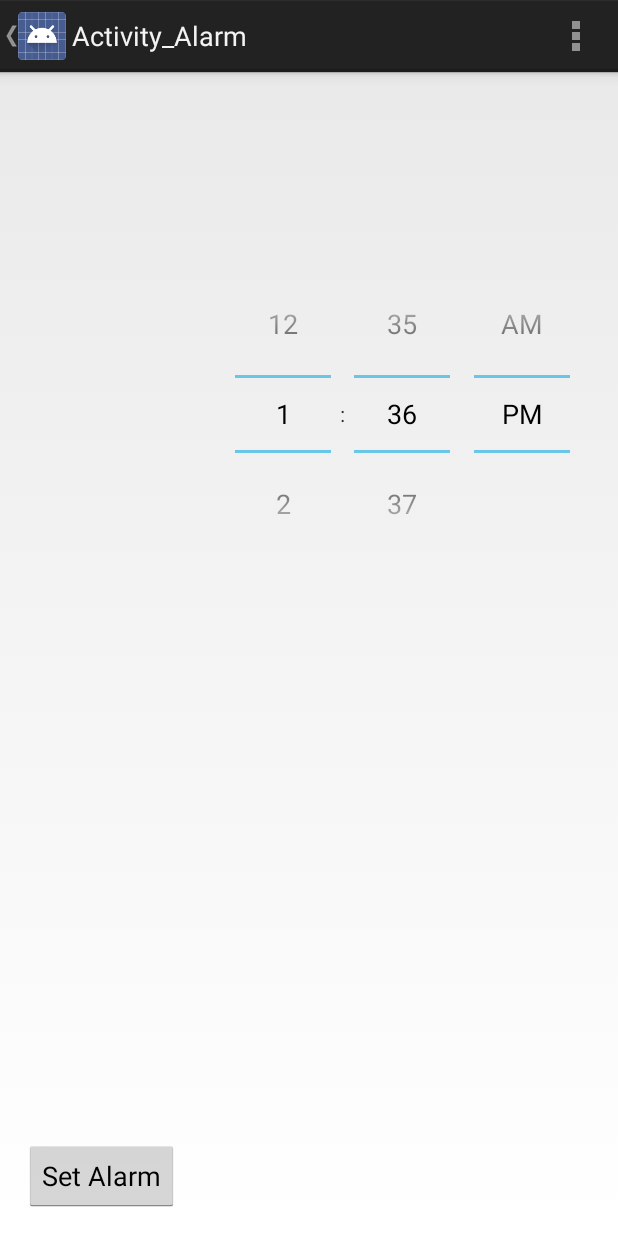
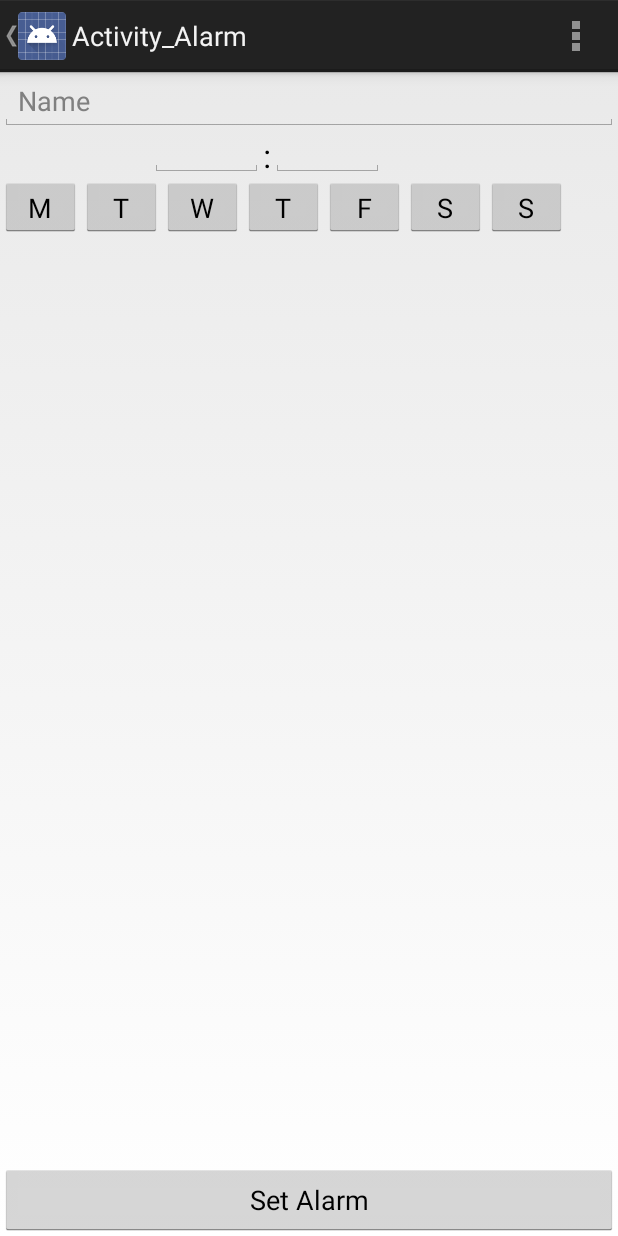
Before and after one commit to Vierheller/SocialAlarm, an Android app: the screen it shows after launch (Activity_Alarm), after a tap on "Add Alarm", on a phone screen of 412 x 824 dp. Run offline under Robolectric (Android 15) with nearby library versions, the phone set to English and light mode, and no system bars; libraries missing offline, so code that uses them is left out: java.security.acl; 2 statements that could not run were skipped.

Commit message:
Big Update / more function to Alarms

```diff
--- a/app/build.gradle
+++ b/app/build.gradle
@@ -6,7 +6,7 @@ android {
 
     defaultConfig {
         applicationId "destroxwhey.de.socialalarm"
-        minSdkVersion 16
+        minSdkVersion 19
         targetSdkVersion 20
         versionCode 1
         versionName "1.0"
--- a/app/src/main/AndroidManifest.xml
+++ b/app/src/main/AndroidManifest.xml
@@ -25,7 +25,7 @@
                 android:name="android.support.PARENT_ACTIVITY"
                 android:value="destroxwhey.de.socialalarm.OverviewActivity" />
         </activity>
-        <service android:name=".NotifyService"/>
+        <receiver android:name=".NotifyService"></receiver>
     </application>
 
 </manifest>
--- a/app/src/main/java/destroxwhey/de/socialalarm/Activity_Alarm.java
+++ b/app/src/main/java/destroxwhey/de/socialalarm/Activity_Alarm.java
@@ -13,7 +13,9 @@ import android.util.Log;
 import android.view.Menu;
 import android.view.MenuItem;
 import android.view.View;
+import android.widget.EditText;
 import android.widget.ListView;
+import android.widget.TextView;
 import android.widget.TimePicker;
 import android.widget.Toast;
 
@@ -22,18 +24,47 @@ import java.util.Calendar;
 
 
 public class Activity_Alarm extends Activity {
-    private TimePicker myTimePicker;
-    private PendingIntent pendingIntent;
     private int alarmImage = R.drawable.alarm;
+    //Widgets
+    private ListView alarm_listView;
+    private EditText et_name;
+    private EditText et_hour;
+    private EditText et_minute;
+    private TextView tv_M;
+    private TextView tv_TU;
+    private TextView tv_W;
+    private TextView tv_TH;
+    private TextView tv_F;
+    private TextView tv_SA;
+    private TextView tv_SU;
 
-
+    private SocialAlarm socialAlarm;
 
     @Override
     protected void onCreate(Bundle savedInstanceState) {
         super.onCreate(savedInstanceState);
         setContentView(R.layout.activity_activity__alarm);
-        myTimePicker = (TimePicker) findViewById(R.id.alarm_timePicker);
+        socialAlarm = (SocialAlarm)getApplicationContext();
 
+        alarm_listView = (ListView) findViewById(R.id.alarm_listView);
+        et_name = (EditText) findViewById(R.id.alarm_et_name);
+        et_hour = (EditText) findViewById(R.id.alarm_et_hour);
+        et_minute = (EditText) findViewById(R.id.alarm_et_minute);
+        tv_M = (TextView) findViewById(R.id.alarm_tv_M);
+        tv_TU = (TextView) findViewById(R.id.alarm_tv_TU);
+        tv_W = (TextView) findViewById(R.id.alarm_tv_W);
+        tv_TH = (TextView) findViewById(R.id.alarm_tv_TH);
+        tv_F = (TextView) findViewById(R.id.alarm_tv_F);
+        tv_SA = (TextView) findViewById(R.id.alarm_tv_SA);
+        tv_SU = (TextView) findViewById(R.id.alarm_tv_SU);
+
+        Intent myIntent = getIntent();
+        if(myIntent.getIntExtra("intent", 0) == 1){
+            int position = myIntent.getIntExtra("position", 0);
+            et_name.setText(socialAlarm.myAlarms.get(position).getName());
+            et_hour.setText(String.valueOf(socialAlarm.myAlarms.get(position).getHour()));
+            et_minute.setText(String.valueOf(socialAlarm.myAlarms.get(position).getMinute()));
+        }
     }
 
 
@@ -57,44 +88,35 @@ public class Activity_Alarm extends Activity {
     }
 
     private void setAlarm(){
+        //TODO: Change requestCode and update by index of Alarms
+        int requestCode = socialAlarm.myAlarms.size();
         Intent myIntent = new Intent(this, NotifyService.class);
         AlarmManager alarmManager = (AlarmManager)getSystemService(ALARM_SERVICE);
-        pendingIntent = PendingIntent.getService(this, 0, myIntent, 0);
+        PendingIntent pendingIntent = PendingIntent.getBroadcast(this, requestCode, myIntent, PendingIntent.FLAG_ONE_SHOT);
 
         Calendar calendar = Calendar.getInstance();
-        int hour = myTimePicker.getCurrentHour();
-        int minute = myTimePicker.getCurrentMinute();
-        int ampm = myTimePicker.getBaseline();
+        int hour = Integer.parseInt(et_hour.getText().toString());
+        int minute = Integer.parseInt(et_minute.getText().toString());
+        String name = et_name.getText().toString();
 
-        Log.d("Alarm", String.valueOf(hour)+" "+String.valueOf(minute)+" "+String.valueOf(ampm));
+        Log.d("Alarm", String.valueOf(hour)+" "+String.valueOf(minute));
         calendar.set(Calendar.SECOND, 00);
         calendar.set(Calendar.HOUR_OF_DAY, hour);
         calendar.set(Calendar.MINUTE, minute);
 
         Log.d("Alarm" , String.valueOf(calendar.get(Calendar.HOUR_OF_DAY)+" "+ calendar.get(Calendar.MINUTE)+" "+ calendar.get(Calendar.DAY_OF_MONTH)));
 
-        alarmManager.setRepeating(AlarmManager.RTC, calendar.getTimeInMillis(), 1000*60*60*24, pendingIntent);
+        //Without seperate Days
+        alarmManager.setExact(AlarmManager.RTC, calendar.getTimeInMillis(),pendingIntent);
+
+        socialAlarm.dbAdapter.insertRow(name, hour, minute, requestCode, 1,1,1,1,1,1,1);
+
         Toast.makeText(getBaseContext(), "Alarm Set", Toast.LENGTH_SHORT).show();
+        finish();
     }
 
 
     public void oc_setAlarm(View view){
-        setAlarm();
-        Log.d("Notify", "Started Notify");
-        Uri sound = RingtoneManager.getDefaultUri(RingtoneManager.TYPE_NOTIFICATION);
-
-        NotificationManager nMN = (NotificationManager) getSystemService(NOTIFICATION_SERVICE);
-        Intent intent1 = new Intent(this.getApplicationContext(), OverviewActivity.class);
-        PendingIntent pIntent = PendingIntent.getActivity(this, 0, intent1, 0);
-
-        Notification mNotify = new Notification.Builder(this)
-                .setContentTitle("Alarm!")
-                .setContentText("Wake UP" /*intent.getStringExtra("AlarmTime")*/)
-                .setSmallIcon(R.drawable.ic_launcher)
-                .setContentIntent(pIntent)
-                .addAction(0, "Hurray", pIntent)
-                .setSound(sound)
-                .build();
-        nMN.notify(1, mNotify);
+       setAlarm();
     }
 }
--- a/app/src/main/java/destroxwhey/de/socialalarm/AlarmListAdapter.java
+++ b/app/src/main/java/destroxwhey/de/socialalarm/AlarmListAdapter.java
@@ -18,16 +18,13 @@ import java.util.ArrayList;
 public class AlarmListAdapter extends ArrayAdapter<String> {
     private Context context;
     private String[] titles;
-    private String[] times;
-    private int[][] days;
+    ArrayList<AlarmHolder> myAlarms = new ArrayList<AlarmHolder>();
 
-    public AlarmListAdapter(Context context, int resource, int textViewResourceId, String[] titles, int[][] days, String[] times) {
+    public AlarmListAdapter(Context context, int resource, int textViewResourceId, String[] titles, ArrayList<AlarmHolder> myAlarms) {
         super(context, resource, textViewResourceId, titles);
         this.context = context;
-        this.days = days;
         this.titles = titles;
-        this.times = times;
-
+        this.myAlarms = myAlarms;
         Log.d("ListViewAdapter", "Adapter instanciated!");
     }
 
@@ -51,7 +48,7 @@ public class AlarmListAdapter extends ArrayAdapter<String> {
         mydays.add(6,(TextView) row.findViewById(R.id.single_tv_su));
 
         for(int i=0;i<7;i++){
-            if(days[position][i]==0){
+            if(myAlarms.get(position).getDays()[i]==0){
                 mydays.get(i).setTextColor(Color.BLACK);
             }else{
                 mydays.get(i).setTextColor(Color.GREEN);
@@ -59,10 +56,10 @@ public class AlarmListAdapter extends ArrayAdapter<String> {
         }
         myImage.setImageResource(R.drawable.alarm);
         myTitle.setText(titles[position]);
-        myTime.setText(times[position]);
-
-
+        myTime.setText(myAlarms.get(position).getHour()+":"+myAlarms.get(position).getMinute());
 
         return row;
     }
+
+
 }
--- a/app/src/main/java/destroxwhey/de/socialalarm/DBAdapter.java
+++ b/app/src/main/java/destroxwhey/de/socialalarm/DBAdapter.java
@@ -32,6 +32,7 @@ public class DBAdapter {
 	public static final String KEY_NAME = "name";
 	public static final String KEY_HOUROFDAY = "hourofday";
     public static final String KEY_MINUTE = "minute";
+    public static final String KEY_REQUESTCODE = "requestcode";
 	public static final String KEY_MONDAY = "monday";
     public static final String KEY_TUESDAY = "tuesday";
     public static final String KEY_WEDNESDAY = "wednesday";
@@ -44,22 +45,23 @@ public class DBAdapter {
     public static final int COL_NAME = 1;
     public static final int COL_HOUROFDAY = 2;
     public static final int COL_MINUTE = 3;
-    public static final int COL_MONDAY = 4;
-    public static final int COL_TUESDAY = 5;
-    public static final int COL_WEDNESDAY = 6;
-    public static final int COL_THURSDAY = 7;
-    public static final int COL_FRIDAY = 8;
-    public static final int COL_SATURDAY = 9;
-    public static final int COL_SUNDAY = 10;
+    public static final int COL_REQUESTCODE = 4;
+    public static final int COL_MONDAY = 5;
+    public static final int COL_TUESDAY = 6;
+    public static final int COL_WEDNESDAY = 7;
+    public static final int COL_THURSDAY = 8;
+    public static final int COL_FRIDAY = 9;
+    public static final int COL_SATURDAY = 10;
+    public static final int COL_SUNDAY = 11;
 
 
-	public static final String[] ALL_KEYS = new String[] {KEY_ROWID, KEY_NAME, KEY_HOUROFDAY, KEY_MINUTE, KEY_MONDAY, KEY_TUESDAY, KEY_WEDNESDAY, KEY_THURSDAY, KEY_FRIDAY, KEY_SATURDAY, KEY_SUNDAY};
+	public static final String[] ALL_KEYS = new String[] {KEY_ROWID, KEY_NAME, KEY_HOUROFDAY, KEY_MINUTE, KEY_REQUESTCODE, KEY_MONDAY, KEY_TUESDAY, KEY_WEDNESDAY, KEY_THURSDAY, KEY_FRIDAY, KEY_SATURDAY, KEY_SUNDAY};
 
 	// DB info: it's name, and the table we are using (just one).
 	public static final String DATABASE_NAME = "MyDb";
 	public static final String DATABASE_TABLE = "alarmTable";
 	// Track DB version if a new version of your app changes the format.
-	public static final int DATABASE_VERSION = 3;
+	public static final int DATABASE_VERSION = 6;
 
 	private static final String DATABASE_CREATE_SQL =
 			"create table " + DATABASE_TABLE
@@ -78,6 +80,7 @@ public class DBAdapter {
 			+ KEY_NAME + " text not null, "
 			+ KEY_HOUROFDAY + " integer not null, "
             + KEY_MINUTE + " integer not null, "
+            + KEY_REQUESTCODE + " integer not null, "
             + KEY_MONDAY + " integer not null, "
             + KEY_TUESDAY + " integer not null, "
             + KEY_WEDNESDAY + " integer not null, "
@@ -116,11 +119,12 @@ public class DBAdapter {
 	}
 
 	// Add a new set of values to the database.
-	public long insertRow(String name, int hourofday, int minute, int monday, int tuesday, int wednesday, int thursday, int friday, int saturday, int sunday) {
+	public long insertRow(String name, int hourofday, int minute, int requestcode, int monday, int tuesday, int wednesday, int thursday, int friday, int saturday, int sunday) {
 		ContentValues initialValues = new ContentValues();
 		initialValues.put(KEY_NAME, name);
 		initialValues.put(KEY_HOUROFDAY, hourofday);
         initialValues.put(KEY_MINUTE, minute);
+        initialValues.put(KEY_REQUESTCODE, requestcode);
 		initialValues.put(KEY_MONDAY, monday);
         initialValues.put(KEY_TUESDAY, tuesday);
         initialValues.put(KEY_WEDNESDAY, wednesday);
@@ -153,7 +157,7 @@ public class DBAdapter {
 	// Return all data in the database.
 	public Cursor getAllRows() {
         String where = null;
-		Cursor c = 	db.query(true, DATABASE_TABLE, ALL_KEYS,
+        Cursor c = db.query(true, DATABASE_TABLE, ALL_KEYS,
                 where, null, null, null, null, null);
         if (c != null) {
             c.moveToFirst();
@@ -173,7 +177,7 @@ public class DBAdapter {
 	}
 
 	// Change an existing row to be equal to new data.
-	public boolean updateRow(long rowId, String name, int hourofday, int minute, int monday, int tuesday, int wednesday, int thursday, int friday, int saturday, int sunday) {
+	public boolean updateRow(long rowId, String name, int hourofday, int minute, int requestcode, int monday, int tuesday, int wednesday, int thursday, int friday, int saturday, int sunday) {
 		String where = KEY_ROWID + "=" + rowId;
 
 		/*
@@ -186,6 +190,7 @@ public class DBAdapter {
         newValues.put(KEY_NAME, name);
         newValues.put(KEY_HOUROFDAY, hourofday);
         newValues.put(KEY_MINUTE, minute);
+        newValues.put(KEY_REQUESTCODE, requestcode);
         newValues.put(KEY_MONDAY, monday);
         newValues.put(KEY_TUESDAY, tuesday);
         newValues.put(KEY_WEDNESDAY, wednesday);
--- a/app/src/main/java/destroxwhey/de/socialalarm/FragmentAlarm.java
+++ b/app/src/main/java/destroxwhey/de/socialalarm/FragmentAlarm.java
@@ -7,10 +7,14 @@ import android.content.Context;
 import android.content.Intent;
 import android.database.Cursor;
 import android.os.Bundle;
+import android.util.Log;
 import android.view.LayoutInflater;
 import android.view.View;
 import android.view.ViewGroup;
+import android.widget.AdapterView;
 import android.widget.ListView;
+
+import java.util.ArrayList;
 
 /**
  * Created by Jan-Niklas on 11.10.2014.
@@ -18,46 +22,61 @@ import android.widget.ListView;
 public class FragmentAlarm extends Fragment{
     private ListView alarmList;
     private String[] titles;
-    private String[] times;
-    private int[][] days;
+    private ArrayList<AlarmHolder> myAlarms;
+
+
     @Override
     public View onCreateView(LayoutInflater inflater, ViewGroup container, Bundle savedInstanceState){
         SocialAlarm socialAlarm = (SocialAlarm) inflater.getContext().getApplicationContext();
+        myAlarms = socialAlarm.myAlarms;
+        myAlarms.clear();
 
         View row = inflater.inflate(R.layout.fragment_overview_alarms, container, false);
         alarmList = (ListView) row.findViewById(R.id.alarms_listView);
 
-
+        alarmList.setOnItemClickListener(new AdapterView.OnItemClickListener() {
+            @Override
+            public void onItemClick(AdapterView<?> parent, View view, int position, long id) {
+                Log.d("Position1", String.valueOf(position));
+                Intent intent = new Intent(getActivity(), Activity_Alarm.class);
+                intent.putExtra("intent", 1);//tells Activity, that it should load information.
+                intent.putExtra("position", position);
+                startActivity(intent);
+            }
+        });
 
         Cursor cursor = socialAlarm.dbAdapter.getAllRows();
-
-        int count = cursor.getColumnCount();
-        titles = new String[50];
-        times = new String[50];
-        days = new int[50][7];
-
-        if(cursor.moveToFirst()){
-            do{
-                int id = cursor.getInt(0);
-                titles[id] = cursor.getString(1);
-                times[id] = String.valueOf(cursor.getInt(2))+":"+String.valueOf(cursor.getInt(3));
-                days[id][0]= cursor.getInt(4);
-                days[id][1]= cursor.getInt(5);
-                days[id][2]= cursor.getInt(6);
-                days[id][3]= cursor.getInt(7);
-                days[id][4]= cursor.getInt(8);
-                days[id][5]= cursor.getInt(9);
-                days[id][6]= cursor.getInt(10);
+        if(cursor.moveToFirst()) {
+            do {
+                String title = cursor.getString(1);
+                int hour = cursor.getInt(2);
+                int minute = cursor.getInt(3);
+                int requestcode = cursor.getInt(4);
+                int mo = cursor.getInt(5);
+                int tu = cursor.getInt(6);
+                int we = cursor.getInt(7);
+                int th = cursor.getInt(8);
+                int fr = cursor.getInt(9);
+                int sa = cursor.getInt(10);
+                int su = cursor.getInt(11);
+                myAlarms.add(new AlarmHolder(title, hour, minute, requestcode, mo, tu, we, th, fr, sa, su));
             }while(cursor.moveToNext());
         }
         cursor.close();
 
-
-        AlarmListAdapter adapter = new AlarmListAdapter(inflater.getContext(), R.layout.single_row, R.id.single_tv_titel, titles, days, times);
+        AlarmListAdapter adapter = new AlarmListAdapter(inflater.getContext(), R.layout.single_row, R.id.single_tv_titel, getTitles(), myAlarms);
         alarmList.setAdapter(adapter);
 
         return row;
     }
 
+    private String[] getTitles(){
+        String[] titles = new String[myAlarms.size()];
+        for(int i=0; i<myAlarms.size();i++){
+            titles[i]=myAlarms.get(i).getName();
+        }
+        return titles;
+    }
+
 
 }
--- a/app/src/main/java/destroxwhey/de/socialalarm/OverviewActivity.java
+++ b/app/src/main/java/destroxwhey/de/socialalarm/OverviewActivity.java
@@ -17,6 +17,7 @@ import android.view.MenuItem;
 import android.view.View;
 import android.view.ViewGroup;
 import android.support.v4.widget.DrawerLayout;
+import android.widget.AdapterView;
 import android.widget.ListView;
 
 import java.util.zip.Inflater;
@@ -36,6 +37,10 @@ public class OverviewActivity extends Activity
     private CharSequence mTitle;
 
 
+    //Widgets
+    ListView alarmList;
+
+
 
 
     @Override
@@ -52,6 +57,16 @@ public class OverviewActivity extends Activity
                 (DrawerLayout) findViewById(R.id.drawer_layout));
 
 
+
+
+    }
+
+    @Override
+    protected void onResume() {
+        super.onResume();
+        FragmentManager fragmentManager = getFragmentManager();
+        FragmentTransaction fragmentTransaction = fragmentManager.beginTransaction();
+        fragmentTransaction.replace(R.id.container, new FragmentAlarm()).commit();
     }
 
     @Override
@@ -88,6 +103,8 @@ public class OverviewActivity extends Activity
 
 
     }
+
+
 
     public void oc_addAlarm(View view){
         Intent intent = new Intent(this, Activity_Alarm.class);
--- a/app/src/main/java/destroxwhey/de/socialalarm/SocialAlarm.java
+++ b/app/src/main/java/destroxwhey/de/socialalarm/SocialAlarm.java
@@ -4,6 +4,9 @@ import android.app.Application;
 import android.content.SharedPreferences;
 import android.database.sqlite.SQLiteDatabase;
 import android.preference.PreferenceManager;
+import android.util.Log;
+
+import java.util.ArrayList;
 
 /**
  * Created by Jan-Niklas on 03.11.2014.
@@ -11,6 +14,7 @@ import android.preference.PreferenceManager;
 public class SocialAlarm extends Application {
     public static DBAdapter dbAdapter;
     public static SharedPreferences sp;
+    public ArrayList<AlarmHolder> myAlarms= new ArrayList<AlarmHolder>();
 
     @Override
     public void onTerminate() {
@@ -24,9 +28,6 @@ public class SocialAlarm extends Application {
 
         dbAdapter = new DBAdapter(this);
         dbAdapter.open();
-
-        dbAdapter.insertRow("Schule", 10, 30, 1,1,1,1,1,0,0);
-        dbAdapter.insertRow("Hausaufgaben", 20,30,1,1,1,1,1,0,0);
-        dbAdapter.insertRow("Whatsoever", 9,10, 1,0,1,0,1,0,1);
+        Log.d("Lololol", "DB ist geöffnet");
     }
 }
--- a/app/src/main/res/layout/activity_activity__alarm.xml
+++ b/app/src/main/res/layout/activity_activity__alarm.xml
@@ -2,27 +2,146 @@
     xmlns:tools="http://schemas.android.com/tools"
     android:layout_width="match_parent"
     android:layout_height="match_parent"
-    android:paddingLeft="@dimen/activity_horizontal_margin"
-    android:paddingRight="@dimen/activity_horizontal_margin"
-    android:paddingTop="@dimen/activity_vertical_margin"
-    android:paddingBottom="@dimen/activity_vertical_margin"
     tools:context="destroxwhey.de.socialalarm.Activity_Alarm">
 
-    <TimePicker
-        android:layout_width="wrap_content"
-        android:layout_height="fill_parent"
-        android:id="@+id/alarm_timePicker"
-        android:layout_alignParentTop="true"
-        android:layout_alignParentRight="true"
-        android:layout_alignParentEnd="true"
-        android:layout_marginTop="106dp" />
+
     <Button
         android:layout_width="wrap_content"
         android:layout_height="wrap_content"
         android:text="Set Alarm"
-        android:id="@+id/button"
+        android:id="@+id/activity_alarm_set"
+        android:onClick="oc_setAlarm"
         android:layout_alignParentBottom="true"
         android:layout_alignParentLeft="true"
         android:layout_alignParentStart="true"
-        android:onClick="oc_setAlarm" />
+        android:layout_alignParentRight="true"
+        android:layout_alignParentEnd="true" />
+
+    <LinearLayout
+        android:orientation="vertical"
+        android:layout_width="fill_parent"
+        android:layout_height="fill_parent"
+        android:layout_above="@+id/activity_alarm_set"
+        android:layout_centerHorizontal="true">
+
+        <RelativeLayout
+            android:layout_width="match_parent"
+            android:layout_height="110dp">
+
+            <EditText
+                android:layout_width="75dp"
+                android:layout_height="wrap_content"
+                android:inputType="number"
+                android:ems="2"
+                android:id="@+id/alarm_et_hour"
+                android:layout_marginLeft="100dp"
+                android:layout_above="@+id/linearLayout"
+                android:layout_alignParentLeft="true"
+                android:layout_alignParentStart="true" />
+
+            <EditText
+                android:layout_width="75dp"
+                android:layout_height="wrap_content"
+                android:inputType="number"
+                android:ems="2"
+                android:id="@+id/alarm_et_minute"
+                android:layout_toEndOf="@+id/textView"
+                android:layout_alignTop="@+id/alarm_et_hour"
+                android:layout_toRightOf="@+id/textView" />
+
+            <LinearLayout
+                android:orientation="horizontal"
+                android:layout_width="wrap_content"
+                android:layout_height="wrap_content"
+                android:layout_alignParentBottom="true"
+                android:layout_alignParentRight="true"
+                android:layout_alignParentLeft="true"
+                android:id="@+id/linearLayout">
+
+                <Button
+                    android:layout_width="54dp"
+                    android:layout_height="40dp"
+                    android:text="M"
+                    android:id="@+id/alarm_tv_M" />
+
+                <Button
+
+                    android:layout_width="54dp"
+                    android:layout_height="40dp"
+                    android:text="T"
+                    android:id="@+id/alarm_tv_TU" />
+
+                <Button
+
+                    android:layout_width="54dp"
+                    android:layout_height="40dp"
+                    android:text="W"
+                    android:id="@+id/alarm_tv_W" />
+
+                <Button
+
+                    android:layout_width="54dp"
+                    android:layout_height="40dp"
+                    android:text="T"
+                    android:id="@+id/alarm_tv_TH" />
+
+                <Button
+
+                    android:layout_width="54dp"
+                    android:layout_height="40dp"
+                    android:text="F"
+                    android:id="@+id/alarm_tv_F" />
+
+                <Button
+
+                    android:layout_width="54dp"
+                    android:layout_height="40dp"
+                    android:text="S"
+                    android:id="@+id/alarm_tv_SA" />
+
+                <Button
+
+                    android:layout_width="54dp"
+                    android:layout_height="40dp"
+                    android:text="S"
+                    android:id="@+id/alarm_tv_SU"
+                    android:singleLine="true" />
+            </LinearLayout>
+
+            <TextView
+                android:layout_width="wrap_content"
+                android:layout_height="wrap_content"
+                android:textAppearance="?android:attr/textAppearanceLarge"
+                android:text=":"
+                android:id="@+id/textView"
+                android:layout_alignBottom="@+id/alarm_et_minute"
+                android:layout_toRightOf="@+id/alarm_et_hour"
+                android:layout_toEndOf="@+id/alarm_et_hour" />
+
+            <EditText
+                android:layout_width="wrap_content"
+                android:layout_height="wrap_content"
+                android:id="@+id/alarm_et_name"
+                android:layout_alignParentTop="true"
+                android:layout_alignParentLeft="true"
+                android:layout_alignParentStart="true"
+                android:layout_alignParentRight="true"
+                android:layout_alignParentEnd="true"
+                android:maxLines="1"
+                android:hint="Name" />
+
+        </RelativeLayout>
+
+        <ListView
+            android:layout_width="wrap_content"
+            android:layout_height="412dp"
+            android:id="@+id/alarm_listView"
+            android:layout_alignParentLeft="true"
+            android:layout_alignParentStart="true"
+            android:minHeight="500dp"
+            android:minWidth="500dp" />
+
+    </LinearLayout>
+
+
 </RelativeLayout>
```
Also changed, not shown: app/src/main/java/destroxwhey/de/socialalarm/AlarmHolder.java (added, +126 -0 lines), app/src/main/java/destroxwhey/de/socialalarm/NotifyService.java (+9 -11 lines), app/src/main/res/layout/fragment_overview_alarms.xml (+6 -17 lines), app/src/main/res/drawable/triangle_down.png (added), app/src/main/res/drawable/triangle_up.png (added). Lines whose indentation alone changed are shown as unchanged.
